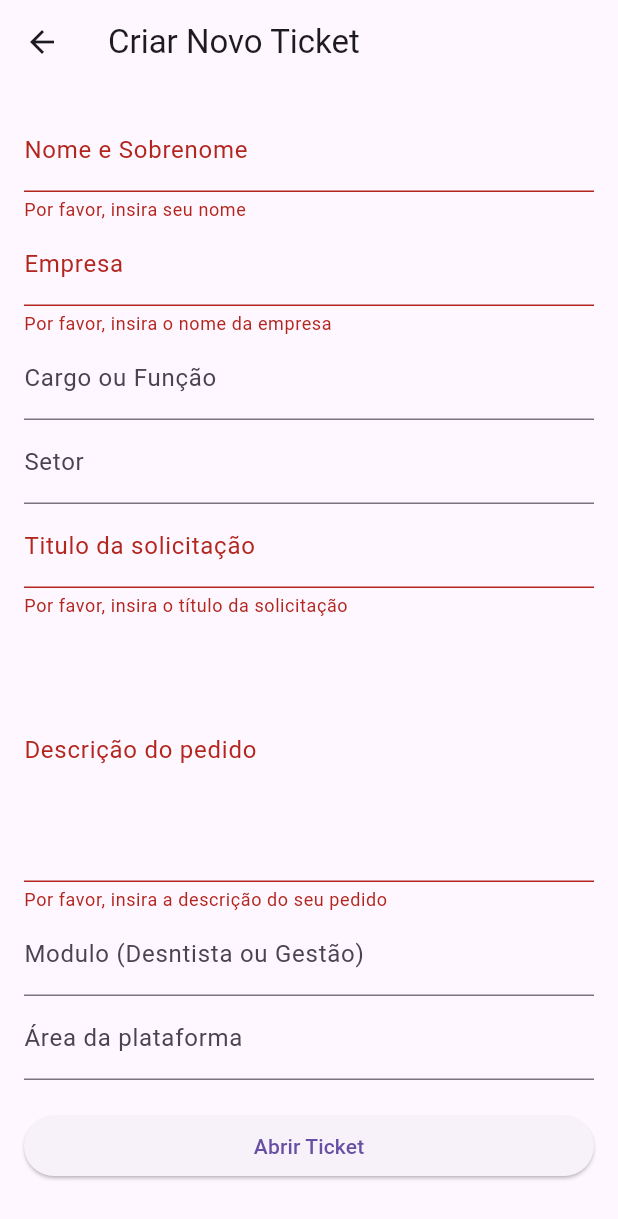
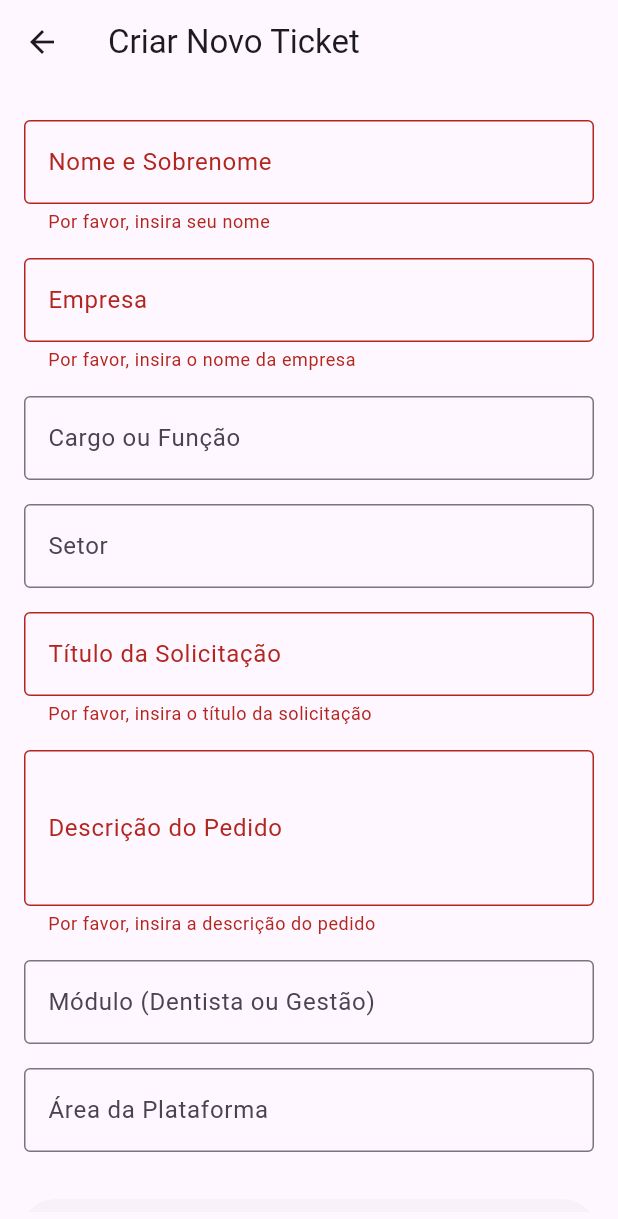
Before and after one commit to DevLeoFulco/Ticket-SAQ, a Flutter app: the CriarTicketView screen opened directly, after a tap on "Abrir Ticket", on a phone screen of 412 x 824 dp. Shown: the top 1219 px of the screen. Run offline on Flutter 3.47's test engine with Material 3 defaults, Android fonts, the phone set to English and light mode, and no system bars; our stand-ins replace get.

Commit message:
fix--Ajustes-de-Layout-eEstilização-da-pagina: Foram ajustados os botões Abrir Ticket e Consultar Ticket bem como foram realizados ajustes nos modelos de input e retorno de informaçoes na área de desenvolvedor

```diff
--- a/lib/view/developer_view.dart
+++ b/lib/view/developer_view.dart
@@ -4,35 +4,29 @@ import 'package:ticket_suporte/model/ticket_model.dart';
 
 import '../controller/ticket_controller.dart';
 
-class DeveloperView extends StatelessWidget{
-  final TicketController ticketController= Get.find();
+class DeveloperView extends StatelessWidget {
+  final TicketController ticketController = Get.find();
 
   @override
-  Widget build(BuildContext context){
+  Widget build(BuildContext context) {
     return Scaffold(
       appBar: AppBar(
         title: Text('Desenvolvedor - Tickets Abertos'),
       ),
       body: Obx(
-        ()=> ListView.builder(
+        () => ListView.builder(
           itemCount: ticketController.tickets.length,
-          itemBuilder: (context, index){
+          itemBuilder: (context, index) {
             var ticket = ticketController.tickets[index];
             return ListTile(
               title: Text(ticket.title),
               subtitle: Text('Solicitado por ${ticket.name} em ${ticket.requestDate}'),
               trailing: Icon(
                 Icons.circle,
-                color: ticket.status == "Cinza"
-                ?Colors.grey
-                :ticket.status == "Amarelo"
-                ?Colors.yellow
-                :ticket.status == "Vermelho"
-                ?Colors.red
-                :Colors.green,
+                color: ticket.statusColor, // Usando a propriedade statusColor
               ),
               onTap: () {
-                Get.to(TicketDetailView(ticket:ticket));
+                Get.to(TicketDetailView(ticket: ticket));
               },
             );
           },
@@ -40,17 +34,16 @@ class DeveloperView extends StatelessWidget{
       ),
     );
   }
-
 }
 
 class TicketDetailView extends StatelessWidget {
   final Ticket ticket;
-  final descriptionController = TextEditingController();
+  final TextEditingController descriptionController = TextEditingController();
 
   TicketDetailView({required this.ticket});
 
   @override
-  Widget build (BuildContext context){
+  Widget build(BuildContext context) {
     return Scaffold(
       appBar: AppBar(
         title: Text('Detalhes do Ticket'),
@@ -59,44 +52,54 @@ class TicketDetailView extends StatelessWidget {
         padding: const EdgeInsets.all(16),
         child: Column(
           crossAxisAlignment: CrossAxisAlignment.start,
-          children:[
-            Text('Nome: ${ticket.name}'),
-            Text('Emrpresa: ${ticket.company}'),
-            Text('Cargo: ${ticket.role}'),
-            Text('Setor: ${ticket.sector}'),
-            Text('Titulo: ${ticket.title}'),
-            Text('Descrição: ${ticket.description}'),
-            Text('Modulo: ${ticket.module}'),
-            Text('Área da plataforma: ${ticket.platformArea}'),
-            Text('Data da solicitação: ${ticket.requestDate}'),
-            TextFormField(
+          children: [
+            _buildDetailRow('Nome:', ticket.name),
+            _buildDetailRow('Empresa:', ticket.company),
+            _buildDetailRow('Cargo:', ticket.role),
+            _buildDetailRow('Setor:', ticket.sector),
+            _buildDetailRow('Título:', ticket.title),
+            _buildDetailRow('Descrição:', ticket.description),
+            _buildDetailRow('Módulo:', ticket.module),
+            _buildDetailRow('Área da plataforma:', ticket.platformArea),
+            _buildDetailRow('Data da solicitação:', ticket.requestDate.toString()),
+            SizedBox(height: 20),
+            Text(
+              'Motivo da Pendência (se houver):',
+              style: TextStyle(fontWeight: FontWeight.bold),
+            ),
+            TextField(
               controller: descriptionController,
-              decoration: InputDecoration(labelText: 'Motivo da pendência (se houver)'),
+              decoration: InputDecoration(
+                border: OutlineInputBorder(),
+                hintText: 'Descreva o motivo da pendência',
+              ),
+              maxLines: 3,
             ),
+            SizedBox(height: 20),
             Row(
               mainAxisAlignment: MainAxisAlignment.spaceEvenly,
               children: [
                 ElevatedButton(
-                  onPressed: (){
+                  onPressed: () {
                     Get.find<TicketController>().updateTicketStatus(ticket.protocol, "Amarelo");
                     Get.back();
                   },
                   child: Text('Aceito'),
-                  ),
-                  ElevatedButton(
-                  onPressed: (){
+                ),
+                ElevatedButton(
+                  onPressed: () {
                     Get.find<TicketController>().updateTicketStatus(ticket.protocol, "Vermelho", reason: descriptionController.text);
                     Get.back();
                   },
                   child: Text('Pendente'),
-                  ),
-                  ElevatedButton(
-                  onPressed: (){
+                ),
+                ElevatedButton(
+                  onPressed: () {
                     Get.find<TicketController>().updateTicketStatus(ticket.protocol, "Verde");
                     Get.back();
                   },
                   child: Text('Concluído'),
-                  ),
+                ),
               ],
             ),
           ],
@@ -105,4 +108,22 @@ class TicketDetailView extends StatelessWidget {
     );
   }
 
+  Widget _buildDetailRow(String label, String value) {
+    return Padding(
+      padding: const EdgeInsets.symmetric(vertical: 4.0),
+      child: Row(
+        crossAxisAlignment: CrossAxisAlignment.start,
+        children: [
+          Text(
+            label,
+            style: TextStyle(fontWeight: FontWeight.bold),
+          ),
+          SizedBox(width: 10),
+          Expanded(
+            child: Text(value),
+          ),
+        ],
+      ),
+    );
+  }
 }
--- a/lib/widgets/ticket_form.dart
+++ b/lib/widgets/ticket_form.dart
@@ -3,7 +3,7 @@ import 'package:get/get.dart';
 import '../controller/ticket_controller.dart';
 import '../model/ticket_model.dart';
 
-class TicketForm extends StatelessWidget{
+class TicketForm extends StatelessWidget {
   final _formKey = GlobalKey<FormState>();
   final nameController = TextEditingController();
   final companyController = TextEditingController();
@@ -16,75 +16,76 @@ class TicketForm extends StatelessWidget{
   final TicketController ticketController = Get.find();
 
   @override
-  Widget build (BuildContext context){
+  Widget build(BuildContext context) {
     return Padding(
-      padding: const EdgeInsets.all(16),
+      padding: const EdgeInsets.all(16.0),
       child: Form(
         key: _formKey,
         child: ListView(
-          children: [TextFormField(
+          children: [
+            _buildTextField(
               controller: nameController,
-            decoration: InputDecoration(labelText: 'Nome e Sobrenome'),
-            validator: (value){
-              if (value == null || value.isEmpty){
+              label: 'Nome e Sobrenome',
+              validator: (value) {
+                if (value == null || value.isEmpty) {
                   return 'Por favor, insira seu nome';
                 }
                 return null;
               },
             ),
-          TextFormField(
+            _buildTextField(
               controller: companyController,
-            decoration: InputDecoration(labelText: 'Empresa'),
+              label: 'Empresa',
               validator: (value) {
-              if(value == null || value.isEmpty){
+                if (value == null || value.isEmpty) {
                   return 'Por favor, insira o nome da empresa';
                 }
                 return null;
               },
             ),
-          TextFormField(
+            _buildTextField(
               controller: roleController,
-            decoration: InputDecoration(labelText: 'Cargo ou Função'),
+              label: 'Cargo ou Função',
             ),
-          TextFormField(
+            _buildTextField(
               controller: sectorController,
-            decoration: InputDecoration(labelText:'Setor' ),
+              label: 'Setor',
             ),
-          TextFormField(
+            _buildTextField(
               controller: titleController,
-            decoration: InputDecoration(labelText: 'Titulo da solicitação'),
+              label: 'Título da Solicitação',
               validator: (value) {
-              if(value == null || value.isEmpty){
+                if (value == null || value.isEmpty) {
                   return 'Por favor, insira o título da solicitação';
                 }
                 return null;
               },
             ),
-          TextFormField(
+            _buildTextField(
               controller: descriptionController,
-            decoration: InputDecoration(labelText: 'Descrição do pedido'),
-            maxLines: 6,
+              label: 'Descrição do Pedido',
+              maxLines: 3,
               validator: (value) {
-              if(value == null || value.isEmpty){
-                return 'Por favor, insira a descrição do seu pedido';
+                if (value == null || value.isEmpty) {
+                  return 'Por favor, insira a descrição do pedido';
                 }
                 return null;
               },
             ),
-          TextFormField(
+            _buildTextField(
               controller: moduleController,
-            decoration: InputDecoration(labelText: 'Modulo (Desntista ou Gestão)'),
+              label: 'Módulo (Dentista ou Gestão)',
             ),
-          TextFormField(
+            _buildTextField(
               controller: platformAreaController,
-            decoration: InputDecoration(labelText: 'Área da plataforma'),
+              label: 'Área da Plataforma',
             ),
             SizedBox(height: 20),
             ElevatedButton(
-            onPressed: (){
-              if (_formKey.currentState!.validate()){
+              onPressed: () {
+                if (_formKey.currentState!.validate()) {
                   var ticket = Ticket(
-                    protocol: DateTime.now().microsecondsSinceEpoch.toString(),
+                    protocol: DateTime.now().millisecondsSinceEpoch.toString(),
                     name: nameController.text,
                     company: companyController.text,
                     role: roleController.text,
@@ -96,18 +97,34 @@ class TicketForm extends StatelessWidget{
                     requestDate: DateTime.now(),
                   );
                   ticketController.addTicket(ticket);
-                    Get.snackbar('Sucesso', 'Ticket criado com Sucesso!');
+                  Get.snackbar('Sucesso', 'Ticket criado com sucesso!');
                 }
               },
               child: Text('Abrir Ticket'),
             ),
-
           ],
         ),
       ),
     );
-
   }
 
-
+  Widget _buildTextField({
+    required TextEditingController controller,
+    required String label,
+    String? Function(String?)? validator,
+    int maxLines = 1,
+  }) {
+    return Padding(
+      padding: const EdgeInsets.symmetric(vertical: 8.0),
+      child: TextFormField(
+        controller: controller,
+        decoration: InputDecoration(
+          labelText: label,
+          border: OutlineInputBorder(),
+        ),
+        validator: validator,
+        maxLines: maxLines,
+      ),
+    );
   }
+}
--- a/pubspec.yaml
+++ b/pubspec.yaml
@@ -58,6 +58,9 @@ flutter:
   # the material Icons class.
   uses-material-design: true
 
+  assets:
+    - assets/planoDeFundo.png
+
   # To add assets to your application, add an assets section, like this:
   # assets:
   #   - images/a_dot_burr.jpeg
```
Also changed, not shown: lib/main.dart (+38 -25 lines), lib/model/ticket_model.dart (+15 -0 lines), assets/background.jpeg (added), assets/planoDeFundo.png (added), 3 other files. Lines whose indentation alone changed are shown as unchanged.
